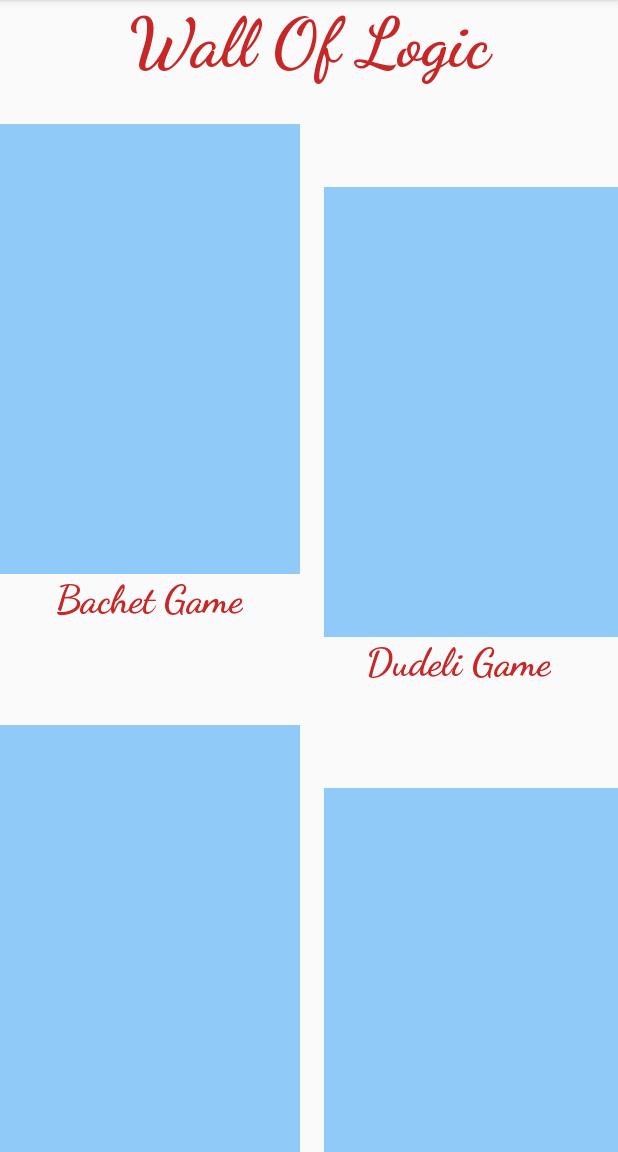
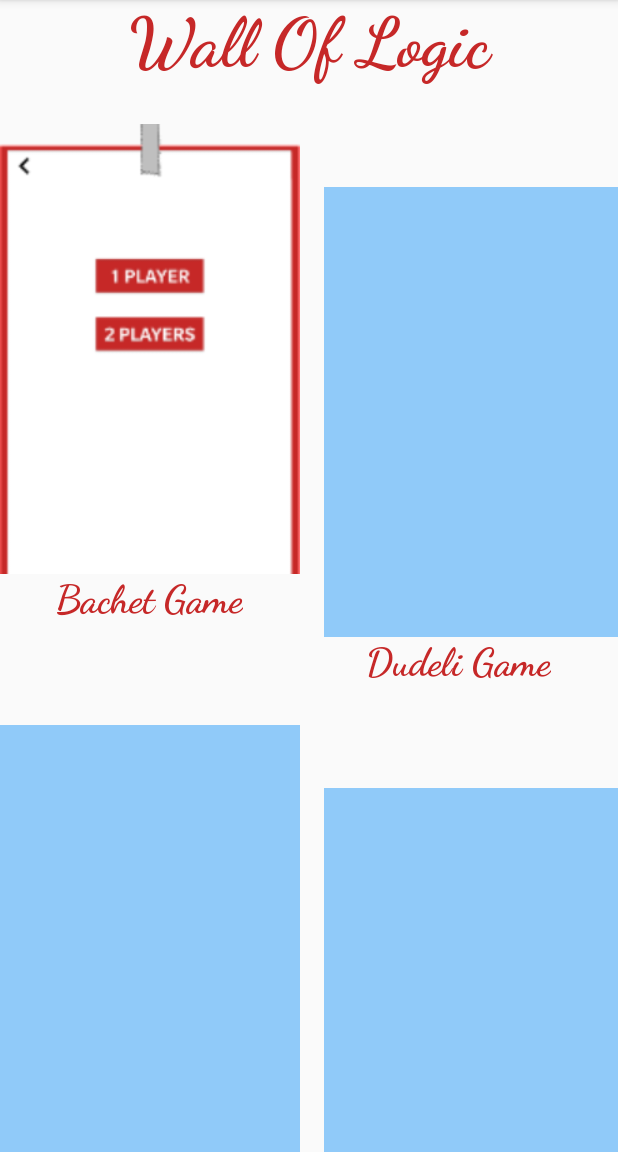
Before and after one commit to KalinD/The-ERRORs, an Android app: the screen it shows after launch (MainActivity), on a phone screen of 412 x 824 dp, the part 84-1236 px from its top. Run offline under Robolectric (Android 15) with nearby library versions, the phone set to English and light mode, and no system bars; our stand-ins replace ButterKnife.

Commit message:
Fixed Bachet game bugs

```diff
--- a/app/src/main/res/layout/activity_bashe_main.xml
+++ b/app/src/main/res/layout/activity_bashe_main.xml
@@ -19,7 +19,8 @@
             android:layout_width="fill_parent"
             android:layout_height="wrap_content"
             android:layout_alignParentTop="true"
-            android:layout_marginTop="26dp" />
+            android:layout_marginTop="26dp"
+            android:rotation="180"/>
 
         <TextView
             android:id="@+id/tv_player1_points"
@@ -70,7 +71,8 @@
             android:layout_width="fill_parent"
             android:layout_height="wrap_content"
             android:layout_alignParentBottom="true"
-            android:layout_marginBottom="26dp" />
+            android:layout_marginBottom="26dp"
+            />
 
         <TextView
             android:id="@+id/tv_player2_points"
--- a/app/src/main/res/layout/activity_main.xml
+++ b/app/src/main/res/layout/activity_main.xml
@@ -38,11 +38,12 @@
                         android:id="@+id/iv_game_one"
                         android:layout_width="wrap_content"
                         android:layout_height="wrap_content"
-                        android:background="@color/colorAccent"
                         android:minWidth="200dp"
                         android:minHeight="300dp"
+                        android:scaleType="centerCrop"
                         android:layout_marginTop="26dp"
                         android:clickable="true"
+                        android:src="@drawable/bachet_menu_screenshot"
                         />
                     <TextView
                         android:layout_width="wrap_content"
```
Also changed, not shown: app/src/main/java/com/theerrors/xames/BasheGameActivity.java (+14 -3 lines), app/src/main/java/com/theerrors/xames/BasheMenuActivity.java (+8 -0 lines), app/src/main/res/drawable/bachet_game_screenshot.png (added), app/src/main/res/drawable/bachet_menu_screenshot.png (added).
